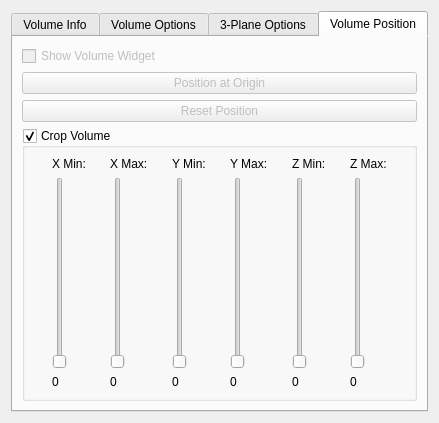
This is rtUI/volume3DOptions.ui in pengwg/vurtigo as Qt 5 draws it before an edit. The edited form follows.
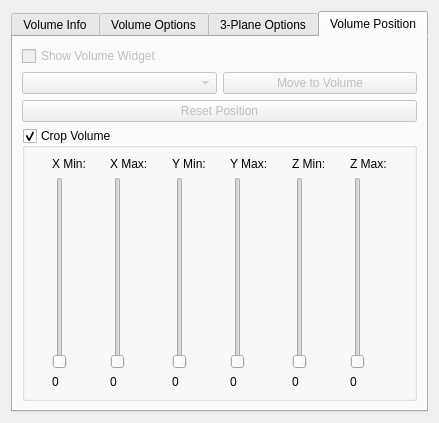
This is the edited form. The open tabs and pages were chosen to show the change.

Commit message: Allow auto-matching of geometry of loaded images to existing volume

The edit to the form file:
```diff
--- a/rtUI/volume3DOptions.ui
+++ b/rtUI/volume3DOptions.ui
@@ -454,14 +454,25 @@
         </widget>
        </item>
        <item>
-        <widget class="QPushButton" name="originPositionButton">
+        <layout class="QHBoxLayout" name="horizontalLayout_4">
+         <item>
+          <widget class="QComboBox" name="volumeBox">
+           <property name="enabled">
+            <bool>false</bool>
+           </property>
+          </widget>
+         </item>
+         <item>
+          <widget class="QPushButton" name="volumeCopyButton">
          <property name="enabled">
           <bool>false</bool>
          </property>
          <property name="text">
-          <string>Position at Origin</string>
-         </property>
-        </widget>
+            <string>Move to Volume</string>
+           </property>
+          </widget>
+         </item>
+        </layout>
        </item>
        <item>
         <widget class="QPushButton" name="resetPositionButton">
```
Left out of the diff: 2 changed lines with no effect on the pictures. Lines whose indentation alone changed are shown as unchanged. The commit also changes 6 other files.
